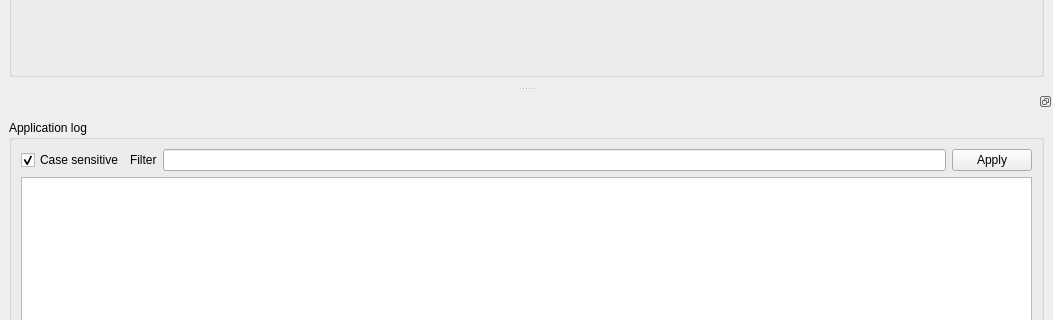
Qt form editor/gui/playwindow.ui (ensisoft/detonator) before a commit; both pictures show x 0 to 1053 and y 647 to 967 of the 1053 by 1059 pixel window.
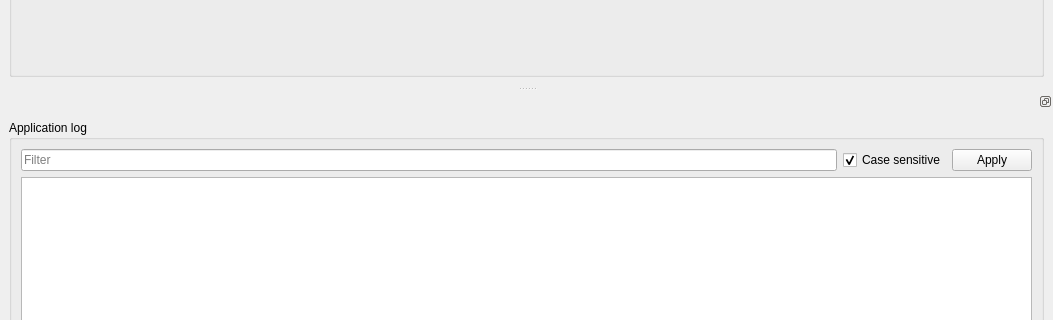
The same form after that commit. Icons and pictures are not drawn.

Patch:
```diff
--- a/editor/gui/playwindow.ui
+++ b/editor/gui/playwindow.ui
@@ -337,6 +337,13 @@
        <layout class="QVBoxLayout" name="verticalLayout_4">
         <item>
          <layout class="QHBoxLayout" name="horizontalLayout_2">
+          <item>
+           <widget class="QLineEdit" name="logFilter">
+            <property name="placeholderText">
+             <string>Filter</string>
+            </property>
+           </widget>
+          </item>
           <item>
            <widget class="QCheckBox" name="logFilterCaseSensitive">
             <property name="text">
@@ -347,16 +354,6 @@
             </property>
            </widget>
           </item>
-          <item>
-           <widget class="QLabel" name="label">
-            <property name="text">
-             <string>Filter</string>
-            </property>
-           </widget>
-          </item>
-          <item>
-           <widget class="QLineEdit" name="logFilter"/>
-          </item>
           <item>
            <widget class="QPushButton" name="btnApplyFilter">
             <property name="text">
```
Left out of the diff: 4 changed lines with no effect on the pictures.
